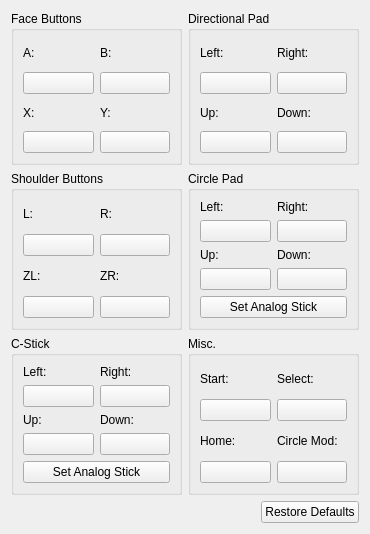
Above: src/citra_qt/configuration/configure_input.ui from taken2009/citra9 before the change. Below: the same form after it.
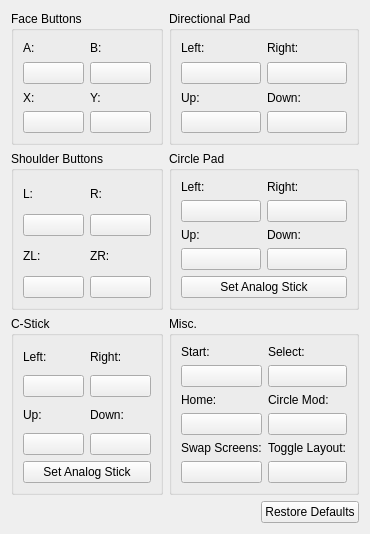
That is the form after the change.

Commit message: PR 3340 More accessible screen layout settings

Diff of the .ui file:
```diff
--- a/src/citra_qt/configuration/configure_input.ui
+++ b/src/citra_qt/configuration/configure_input.ui
@@ -549,6 +549,42 @@
           </item>
          </layout>
         </item>
+        <item row="2" column="0">
+         <layout class="QVBoxLayout" name="verticalLayout_29">
+          <item>
+           <widget class="QLabel" name="label_37">
+            <property name="text">
+             <string>Swap Screens:</string>
+            </property>
+           </widget>
+          </item>
+          <item>
+           <widget class="QPushButton" name="buttonSwapScreens">
+            <property name="text">
+             <string/>
+            </property>
+           </widget>
+          </item>
+         </layout>
+        </item>
+        <item row="2" column="1">
+         <layout class="QVBoxLayout" name="verticalLayout_30">
+         <item>
+           <widget class="QLabel" name="label_38">
+            <property name="text">
+             <string>Toggle Layout:</string>
+            </property>
+           </widget>
+          </item>
+          <item>
+           <widget class="QPushButton" name="buttonToggleLayout">
+            <property name="text">
+             <string/>
+            </property>
+           </widget>
+          </item>
+         </layout>
+        </item>
        </layout>
       </widget>
      </item>
```
The commit also changes 5 other files.
